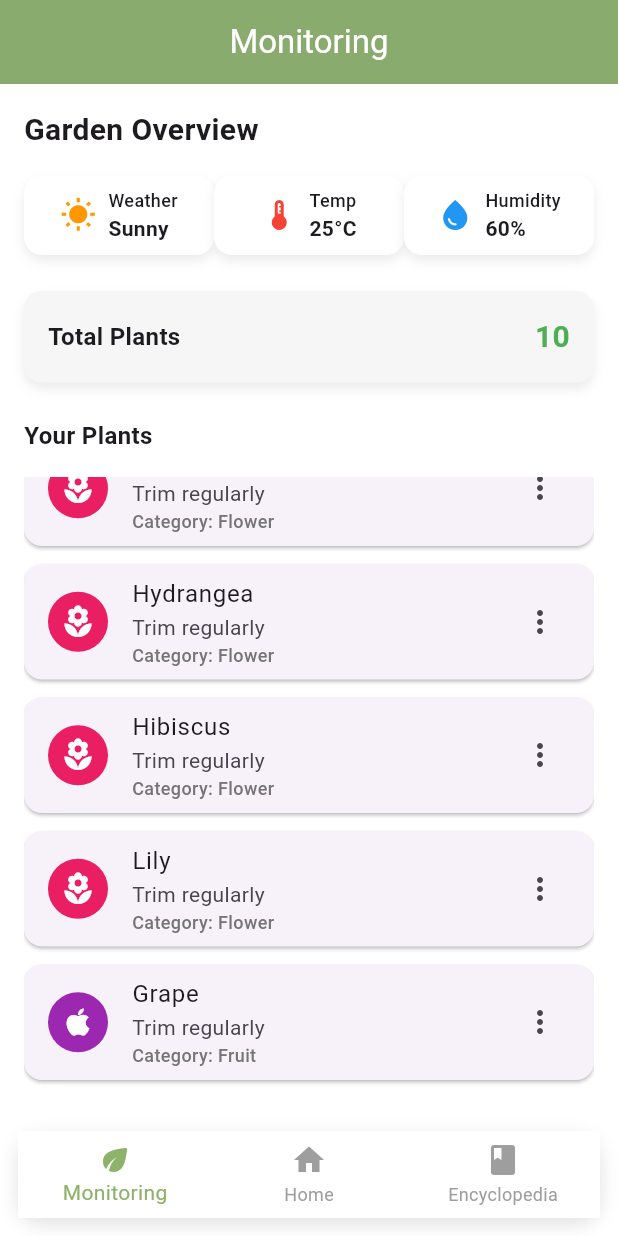
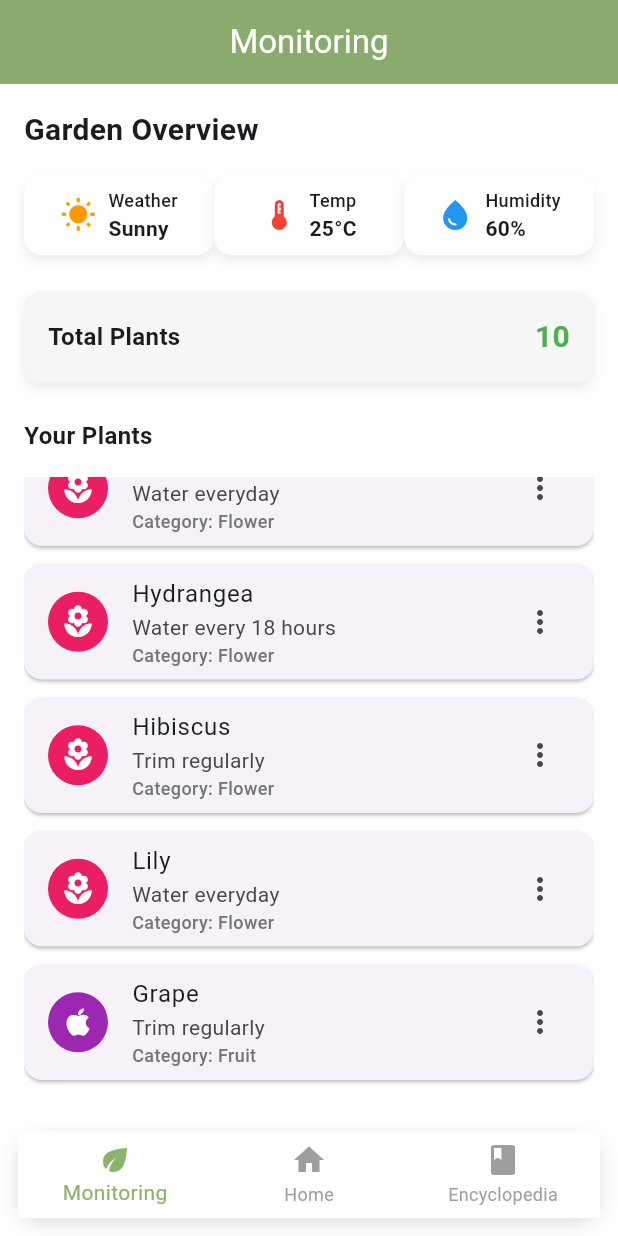
Before and after one commit to ej-aan/GrowPlants, a Flutter app: the screen it shows after launch, scrolled down 482 dp, on a phone screen of 412 x 824 dp. Run offline on Flutter 3.47's test engine with Material 3 defaults, Android fonts, the phone set to English and light mode, and no system bars; our stand-ins replace shared_preferences.

Commit message:
informasi tanaman monitoring

```diff
--- a/lib/screens/monitoring/monitoring_screen.dart
+++ b/lib/screens/monitoring/monitoring_screen.dart
@@ -7,10 +7,10 @@ class MonitoringScreen extends StatelessWidget {
     {"name": "Cactus", "notes": "Water once a week", "category": "Flower"},
     {"name": "Carrot", "notes": "Keep in humid areas", "category": "Vegetable"},
     {"name": "Mint", "notes": "Trim regularly", "category": "Herb"},
-    {"name": "Violet", "notes": "Trim regularly", "category": "Flower"},
-    {"name": "Hydrangea", "notes": "Trim regularly", "category": "Flower"},
+    {"name": "Violet", "notes": "Water everyday", "category": "Flower"},
+    {"name": "Hydrangea", "notes": "Water every 18 hours", "category": "Flower"},
     {"name": "Hibiscus", "notes": "Trim regularly", "category": "Flower"},
-    {"name": "Lily", "notes": "Trim regularly", "category": "Flower"},
+    {"name": "Lily", "notes": "Water everyday", "category": "Flower"},
     {"name": "Grape", "notes": "Trim regularly", "category": "Fruit"},
   ];
 
```
